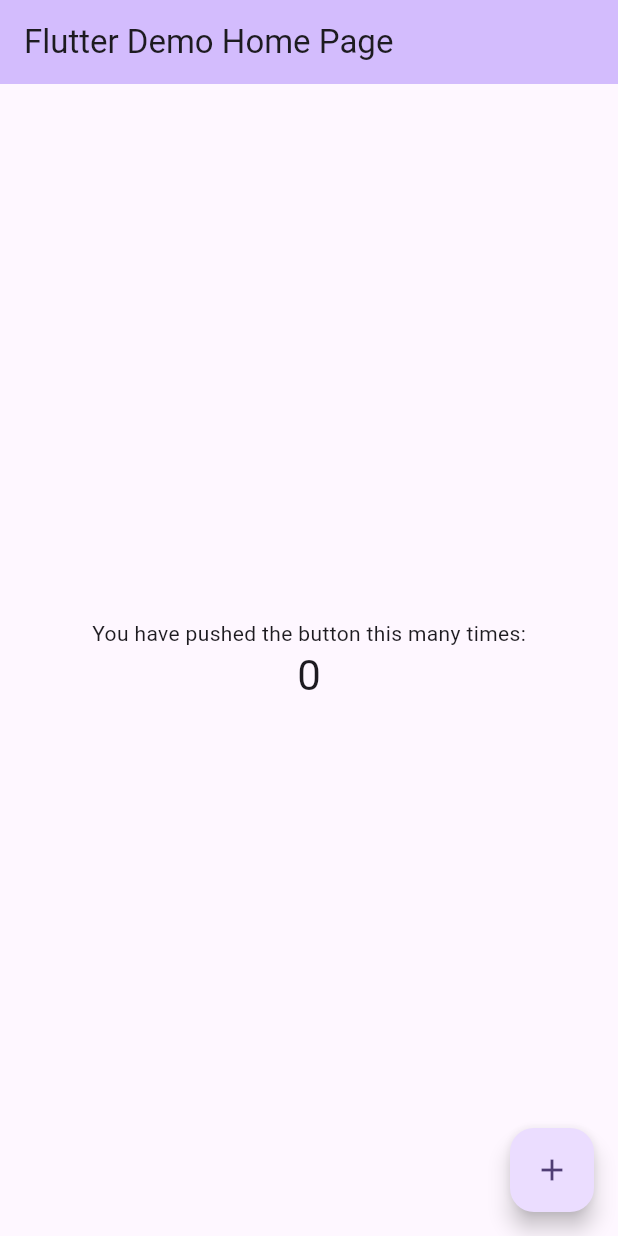
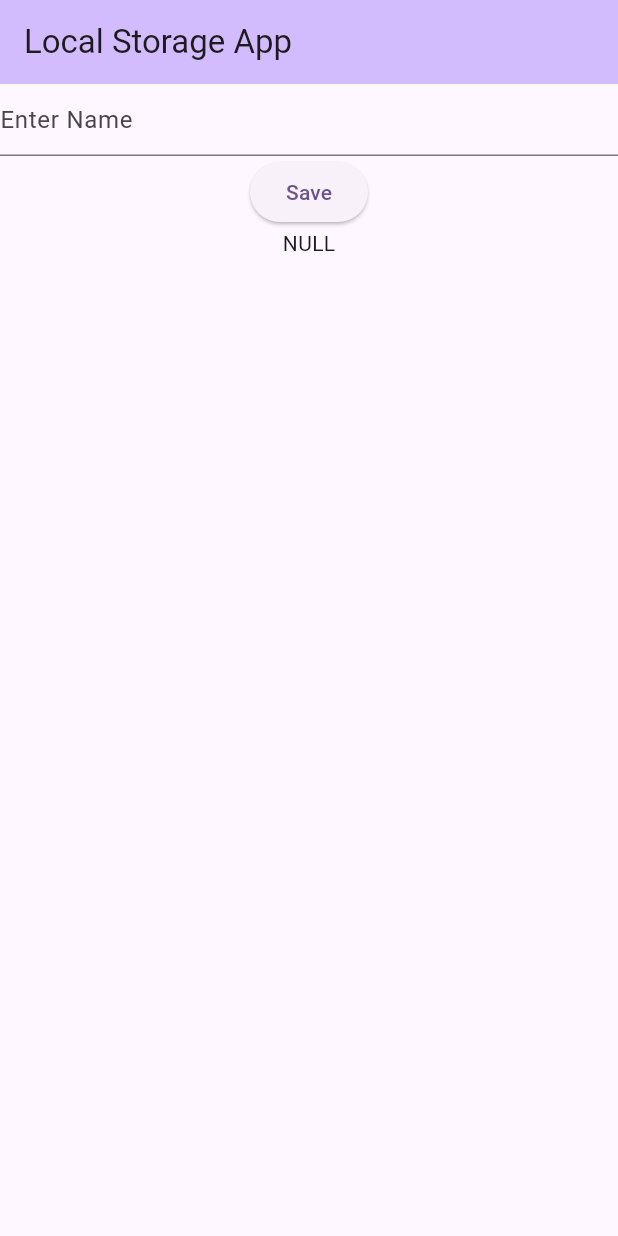
Before and after one commit to wafaMohamed/local_storge, a Flutter app: the screen it shows after launch, on a phone screen of 412 x 824 dp. Run offline on Flutter 3.47's test engine with Material 3 defaults, Android fonts, the phone set to English and light mode, and no system bars; our stand-ins replace shared_preferences, sqflite; accounts and stored records are empty.

Commit message:
shared prefs

```diff
--- a/lib/main.dart
+++ b/lib/main.dart
@@ -1,4 +1,5 @@
 import 'package:flutter/material.dart';
+import 'package:local_storge/shred_prefs_ui.dart';
 
 void main() {
   runApp(const MyApp());
@@ -6,6 +7,7 @@ void main() {
 
 class MyApp extends StatelessWidget {
   const MyApp({super.key});
+
   @override
   Widget build(BuildContext context) {
     return MaterialApp(
@@ -14,85 +16,7 @@ class MyApp extends StatelessWidget {
         colorScheme: ColorScheme.fromSeed(seedColor: Colors.deepPurple),
         useMaterial3: true,
       ),
-      home: const MyHomePage(title: 'Flutter Demo Home Page'),
+      home: const MyHomePage(),
     );
   }
 }
-
-class MyHomePage extends StatefulWidget {
-  const MyHomePage({super.key, required this.title});
-  final String title;
-
-  @override
-  State<MyHomePage> createState() => _MyHomePageState();
-}
-
-class _MyHomePageState extends State<MyHomePage> {
-  int _counter = 0;
-
-  void _incrementCounter() {
-    setState(() {
-      // This call to setState tells the Flutter framework that something has
-      // changed in this State, which causes it to rerun the build method below
-      // so that the display can reflect the updated values. If we changed
-      // _counter without calling setState(), then the build method would not be
-      // called again, and so nothing would appear to happen.
-      _counter++;
-    });
-  }
-
-  @override
-  Widget build(BuildContext context) {
-    // This method is rerun every time setState is called, for instance as done
-    // by the _incrementCounter method above.
-    //
-    // The Flutter framework has been optimized to make rerunning build methods
-    // fast, so that you can just rebuild anything that needs updating rather
-    // than having to individually change instances of widgets.
-    return Scaffold(
-      appBar: AppBar(
-        // TRY THIS: Try changing the color here to a specific color (to
-        // Colors.amber, perhaps?) and trigger a hot reload to see the AppBar
-        // change color while the other colors stay the same.
-        backgroundColor: Theme.of(context).colorScheme.inversePrimary,
-        // Here we take the value from the MyHomePage object that was created by
-        // the App.build method, and use it to set our appbar title.
-        title: Text(widget.title),
-      ),
-      body: Center(
-        // Center is a layout widget. It takes a single child and positions it
-        // in the middle of the parent.
-        child: Column(
-          // Column is also a layout widget. It takes a list of children and
-          // arranges them vertically. By default, it sizes itself to fit its
-          // children horizontally, and tries to be as tall as its parent.
-          //
-          // Column has various properties to control how it sizes itself and
-          // how it positions its children. Here we use mainAxisAlignment to
-          // center the children vertically; the main axis here is the vertical
-          // axis because Columns are vertical (the cross axis would be
-          // horizontal).
-          //
-          // TRY THIS: Invoke "debug painting" (choose the "Toggle Debug Paint"
-          // action in the IDE, or press "p" in the console), to see the
-          // wireframe for each widget.
-          mainAxisAlignment: MainAxisAlignment.center,
-          children: <Widget>[
-            const Text(
-              'You have pushed the button this many times:',
-            ),
-            Text(
-              '$_counter',
-              style: Theme.of(context).textTheme.headlineMedium,
-            ),
-          ],
-        ),
-      ),
-      floatingActionButton: FloatingActionButton(
-        onPressed: _incrementCounter,
-        tooltip: 'Increment',
-        child: const Icon(Icons.add),
-      ), // This trailing comma makes auto-formatting nicer for build methods.
-    );
-  }
-}
--- /dev/null
+++ b/lib/shred_prefs_ui.dart
@@ -0,0 +1,58 @@
+import "package:flutter/material.dart";
+import "package:shared_preferences/shared_preferences.dart";
+
+class MyHomePage extends StatefulWidget {
+  const MyHomePage({
+    super.key,
+  });
+
+  @override
+  State<MyHomePage> createState() => _MyHomePageState();
+}
+
+class _MyHomePageState extends State<MyHomePage> {
+  late SharedPreferences sharedPreferences;
+  String? name;
+  TextEditingController nameController = TextEditingController();
+
+  @override
+  void initState() {
+    super.initState();
+    initPrefs();
+  }
+
+  void initPrefs() async {
+    SharedPreferences sharedPreferences = await SharedPreferences.getInstance();
+    name = sharedPreferences.getString("name");
+    setState(() {});
+  }
+
+  TextEditingController textEditingController = TextEditingController();
+
+  @override
+  Widget build(BuildContext context) {
+    return Scaffold(
+      appBar: AppBar(
+        backgroundColor: Theme.of(context).colorScheme.inversePrimary,
+        title: const Text("Local Storage App"),
+      ),
+      body: Column(
+        children: [
+          TextField(
+            controller: nameController,
+            decoration: InputDecoration(hintText: "Enter Name"),
+          ),
+          ElevatedButton(
+            onPressed: () {
+              sharedPreferences.setString('name', nameController.text);
+              name = sharedPreferences.getString('name');
+              setState(() {});
+            },
+            child: Text("Save"),
+          ),
+          Text("${name ?? "NULL"}"),
+        ],
+      ),
+    );
+  }
+}
--- a/pubspec.yaml
+++ b/pubspec.yaml
@@ -38,6 +38,8 @@ dependencies:
   flutter_staggered_grid_view: ^0.7.0
   # path
   path: ^1.9.0
+  # shared prefs (key: value)
+  shared_preferences: ^2.2.3
 
 
 
```
Also changed, not shown: pubspec.lock.
